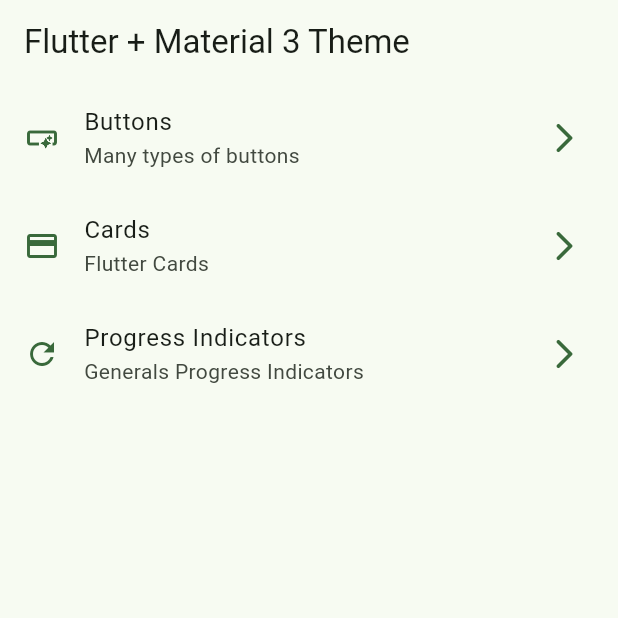
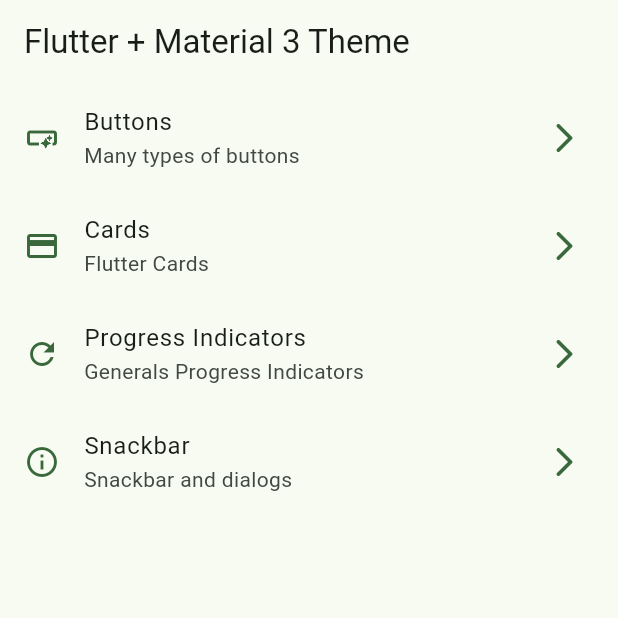
Before and after one commit to jquinterom/flutter-widgets, a Flutter app: the screen it shows after launch, on a phone screen of 412 x 824 dp, the top half of it. Run offline on Flutter 3.47's test engine with Material 3 defaults, Android fonts, the phone set to English and light mode, and no system bars; our stand-ins replace go_router.

Commit message:
feat(snackbar): show snackbar done

```diff
--- a/lib/config/menu/menu_items.dart
+++ b/lib/config/menu/menu_items.dart
@@ -33,4 +33,10 @@ const appMenuItems = <MenuItem>[
     link: '/progress',
     icon: Icons.refresh_outlined,
   ),
+  MenuItem(
+    title: 'Snackbar',
+    subTitle: 'Snackbar and dialogs',
+    link: '/snackbar',
+    icon: Icons.info_outline,
+  ),
 ];
--- a/lib/config/router/app_router.dart
+++ b/lib/config/router/app_router.dart
@@ -25,5 +25,10 @@ final appRouter = GoRouter(
       name: ProgressScreen.routeName,
       builder: (context, state) => ProgressScreen(),
     ),
+    GoRoute(
+      path: '/snackbar',
+      name: SnackbarScreen.routeName,
+      builder: (context, state) => SnackbarScreen(),
+    ),
   ],
 );
--- a/lib/presentation/screens/snackbar/snackbar_screen.dart
+++ b/lib/presentation/screens/snackbar/snackbar_screen.dart
@@ -5,8 +5,26 @@ class SnackbarScreen extends StatelessWidget {
 
   static const String routeName = 'snackbar_screen';
 
+  static final _snackBar = SnackBar(
+    content: const Text("Hello Snackbar"),
+    action: SnackBarAction(label: "OK", onPressed: () {}),
+    duration: Duration(seconds: 2),
+  );
+
+  void _showSnackBar(BuildContext context) {
+    ScaffoldMessenger.of(context).clearSnackBars();
+    ScaffoldMessenger.of(context).showSnackBar(_snackBar);
+  }
+
   @override
   Widget build(BuildContext context) {
-    return const Placeholder();
+    return Scaffold(
+      appBar: AppBar(title: Text('Snackbar and Dialogs')),
+      floatingActionButton: FloatingActionButton.extended(
+        onPressed: () => _showSnackBar(context),
+        label: const Text("Show Snackbar"),
+        icon: const Icon(Icons.info_outline),
+      ),
+    );
   }
 }
```
